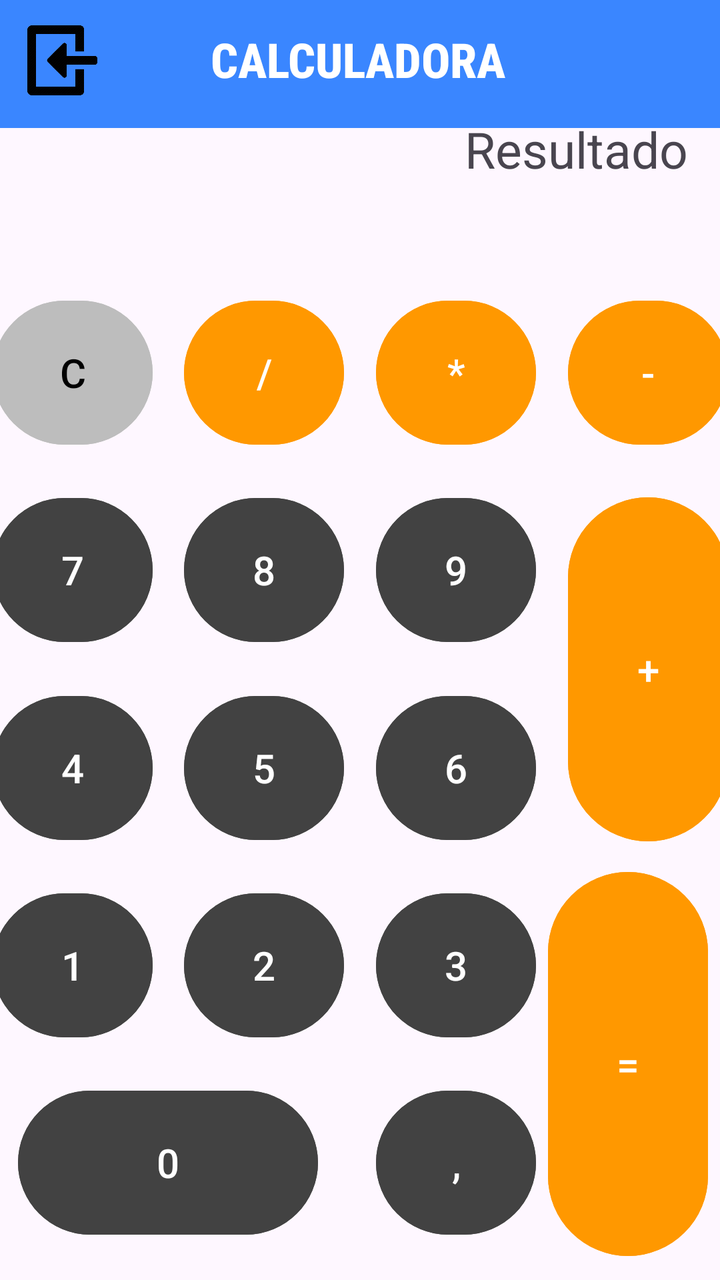
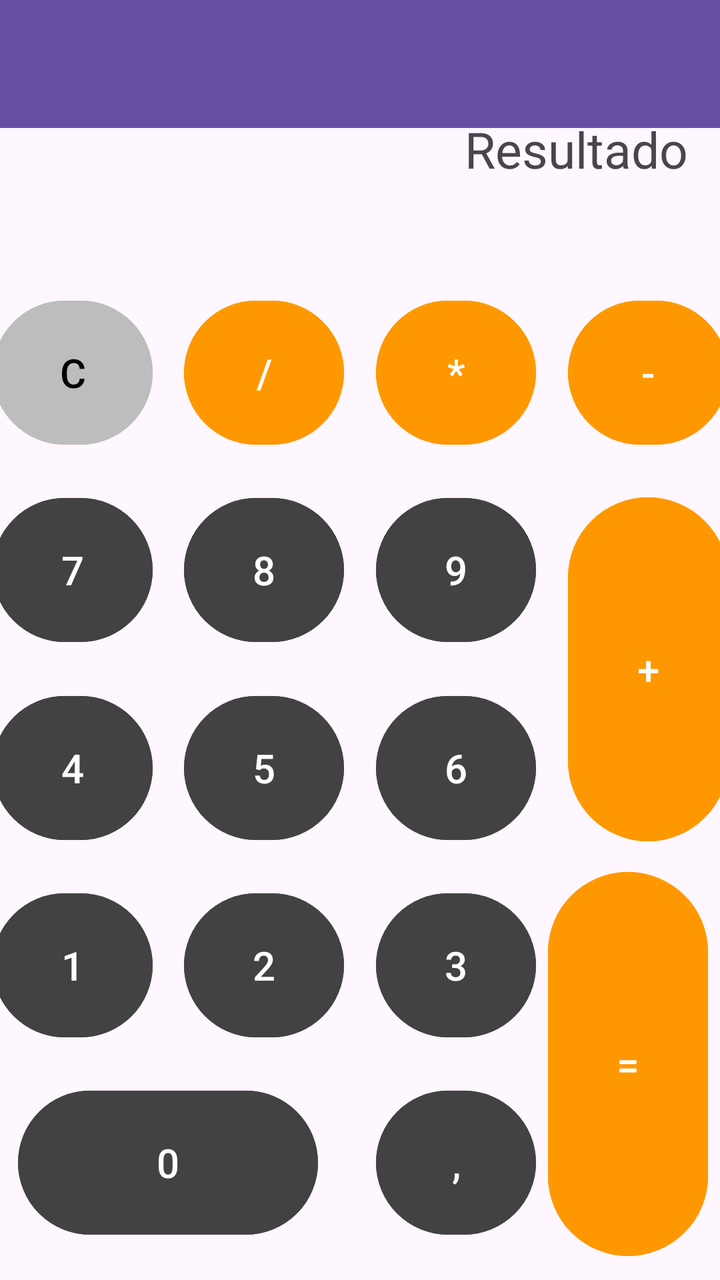

Screens rendered from an Android XML layout before and after an edit, with the pre-edit source and the edit as a unified diff.
<!-- AndroidManifest.xml: application theme Theme.PracticaAndroid -->
<!-- res/layout/activity_calculadora.xml -->
<?xml version="1.0" encoding="utf-8"?>
<androidx.constraintlayout.widget.ConstraintLayout xmlns:android="http://schemas.android.com/apk/res/android"
    xmlns:app="http://schemas.android.com/apk/res-auto"
    xmlns:tools="http://schemas.android.com/tools"
    android:id="@+id/main"
    android:layout_width="match_parent"
    android:layout_height="match_parent"
    tools:context=".datosCalculadora.MainActivityCalculadora"
    tools:layout_editor_absoluteX="-3dp"
    tools:layout_editor_absoluteY="48dp">

    <androidx.appcompat.widget.Toolbar
        android:id="@+id/toolbarConversor"
        android:layout_width="match_parent"
        android:layout_height="wrap_content"
        android:background="#3A86FF"
        android:minHeight="?attr/actionBarSize"
        android:theme="?attr/actionBarTheme"
        app:layout_constraintTop_toTopOf="parent"
        app:layout_constraintStart_toStartOf="parent"
        app:layout_constraintEnd_toEndOf="parent" />

    <ImageView
        android:id="@+id/atras"
        android:layout_width="35dp"
        android:layout_height="35dp"
        app:layout_constraintBottom_toBottomOf="parent"
        app:layout_constraintEnd_toEndOf="parent"
        app:layout_constraintHorizontal_bias="0.042"
        app:layout_constraintStart_toStartOf="parent"
        app:layout_constraintTop_toTopOf="parent"
        app:layout_constraintVertical_bias="0.021"
        app:srcCompat="@drawable/atras" />

    <TextView
        android:id="@+id/textView6"
        android:layout_width="wrap_content"
        android:layout_height="wrap_content"
        android:fontFamily="sans-serif-condensed-medium"
        android:gravity="center_horizontal"
        android:text="CALCULADORA"
        android:textAlignment="center"
        android:textColor="@color/white"
        android:textSize="24sp"
        android:textStyle="bold"
        app:layout_constraintBottom_toBottomOf="parent"
        app:layout_constraintEnd_toEndOf="parent"
        app:layout_constraintHorizontal_bias="0.496"
        app:layout_constraintStart_toStartOf="parent"
        app:layout_constraintTop_toTopOf="parent"
        app:layout_constraintVertical_bias="0.022" />

    <TextView
        android:id="@+id/textView"
        android:layout_width="0dp"
        android:layout_height="70dp"
        android:layout_marginStart="16dp"
        android:layout_marginTop="55dp"
        android:layout_marginEnd="16dp"
        android:text="Resultado"
        android:textAlignment="textEnd"
        android:textSize="25sp"
        app:layout_constraintBottom_toTopOf="@+id/bClear"
        app:layout_constraintEnd_toEndOf="parent"
        app:layout_constraintStart_toStartOf="parent"
        app:layout_constraintTop_toTopOf="parent" />

    <Button
        android:id="@+id/bClear"
        android:layout_width="80dp"
        android:layout_height="80dp"
        android:layout_marginStart="16dp"
        android:layout_marginTop="16dp"
        android:layout_marginEnd="16dp"
        android:layout_marginBottom="16dp"
        android:textSize="20sp"
        android:text="C"
        android:backgroundTint="#BDBDBD"
        android:textColor="#000000"
        android:textColorLink="#FFFFFF"
        app:layout_constraintBottom_toTopOf="@+id/bNum7"
        app:layout_constraintEnd_toStartOf="@+id/bDivision"
        app:layout_constraintHorizontal_bias="0.5"
        app:layout_constraintStart_toStartOf="parent"
        app:layout_constraintTop_toBottomOf="@+id/textView" />

    <Button
        android:id="@+id/bMultiplicacion"
        android:layout_width="80dp"
        android:layout_height="80dp"
        android:layout_marginEnd="16dp"
        android:textSize="20sp"
        android:text="*"
        android:backgroundTint="#FF9800"
        android:textColor="#FFFFFF"
        app:layout_constraintBottom_toBottomOf="@+id/bDivision"
        app:layout_constraintEnd_toStartOf="@+id/bResta"
        app:layout_constraintHorizontal_bias="0.5"
        app:layout_constraintStart_toEndOf="@+id/bDivision"
        app:layout_constraintTop_toTopOf="@+id/bDivision" />

    <Button
        android:id="@+id/bNum6"
        android:layout_width="80dp"
        android:layout_height="80dp"
        android:textSize="20sp"
        android:text="6"
        android:backgroundTint="#424242"
        android:textColor="#FFFFFF"
        app:layout_constraintBottom_toBottomOf="@+id/bNum5"
        app:layout_constraintEnd_toEndOf="@+id/bNum9"
        app:layout_constraintStart_toStartOf="@+id/bNum9"
        app:layout_constraintTop_toTopOf="@+id/bNum5"
        app:layout_constraintVertical_bias="0.0" />

    <Button
        android:id="@+id/bComa"
        android:layout_width="80dp"
        android:layout_height="80dp"
        android:textSize="20sp"
        android:text=","
        android:backgroundTint="#424242"
        android:textColor="#FFFFFF"
        app:layout_constraintBottom_toBottomOf="@+id/bNum0"
        app:layout_constraintEnd_toEndOf="@+id/bNum3"
        app:layout_constraintStart_toStartOf="@+id/bNum3"
        app:layout_constraintTop_toTopOf="@+id/bNum0" />

    <Button
        android:id="@+id/bDivision"
        android:layout_width="80dp"
        android:layout_height="80dp"
        android:layout_marginEnd="16dp"
        android:textSize="20sp"
        android:text="/"
        android:backgroundTint="#FF9800"
        android:textColor="#FFFFFF"
        app:layout_constraintBottom_toBottomOf="@+id/bClear"
        app:layout_constraintEnd_toStartOf="@+id/bMultiplicacion"
        app:layout_constraintHorizontal_bias="0.5"
        app:layout_constraintStart_toEndOf="@+id/bClear"
        app:layout_constraintTop_toTopOf="@+id/bClear" />

    <Button
        android:id="@+id/bNum8"
        android:layout_width="80dp"
        android:layout_height="80dp"
        android:textSize="20sp"
        android:text="8"
        android:backgroundTint="#424242"
        android:textColor="#FFFFFF"
        app:layout_constraintBottom_toBottomOf="@+id/bNum7"
        app:layout_constraintEnd_toEndOf="@+id/bDivision"
        app:layout_constraintStart_toStartOf="@+id/bDivision"
        app:layout_constraintTop_toTopOf="@+id/bNum7" />

    <Button
        android:id="@+id/bNum5"
        android:layout_width="80dp"
        android:layout_height="80dp"
        android:textSize="20sp"
        android:text="5"
        android:backgroundTint="#424242"
        android:textColor="#FFFFFF"
        app:layout_constraintBottom_toBottomOf="@+id/bNum4"
        app:layout_constraintEnd_toEndOf="@+id/bNum8"
        app:layout_constraintStart_toStartOf="@+id/bNum8"
        app:layout_constraintTop_toTopOf="@+id/bNum4" />

    <Button
        android:id="@+id/bNum3"
        android:layout_width="80dp"
        android:layout_height="80dp"
        android:textSize="20sp"
        android:text="3"
        android:backgroundTint="#424242"
        android:textColor="#FFFFFF"
        app:layout_constraintBottom_toBottomOf="@+id/bNum2"
        app:layout_constraintEnd_toEndOf="@+id/bNum6"
        app:layout_constraintStart_toStartOf="@+id/bNum6"
        app:layout_constraintTop_toTopOf="@+id/bNum2" />

    <Button
        android:id="@+id/bSuma"
        android:layout_width="80dp"
        android:layout_height="180dp"
        android:backgroundTint="#FF9800"
        android:text="+"
        android:textColor="#FFFFFF"
        android:textSize="20sp"
        app:layout_constraintBottom_toBottomOf="@+id/bNum6"
        app:layout_constraintEnd_toEndOf="@+id/bResta"
        app:layout_constraintStart_toStartOf="@+id/bResta"
        app:layout_constraintTop_toTopOf="@+id/bNum9" />


    <Button
        android:id="@+id/bIgual"
        android:layout_width="80dp"
        android:layout_height="200dp"
        android:layout_marginEnd="16dp"
        android:backgroundTint="#FF9800"
        android:text="="
        android:textColor="#FFFFFF"
        android:textSize="20sp"
        app:layout_constraintBottom_toBottomOf="@+id/bComa"
        app:layout_constraintEnd_toEndOf="parent"
        app:layout_constraintStart_toStartOf="@+id/bSuma"
        app:layout_constraintTop_toTopOf="@+id/bNum3" />

    <Button
        android:id="@+id/bNum9"
        android:layout_width="80dp"
        android:layout_height="80dp"
        android:textSize="20sp"
        android:text="9"
        android:backgroundTint="#424242"
        android:textColor="#FFFFFF"
        app:layout_constraintBottom_toBottomOf="@+id/bNum8"
        app:layout_constraintEnd_toEndOf="@+id/bMultiplicacion"
        app:layout_constraintStart_toStartOf="@+id/bMultiplicacion"
        app:layout_constraintTop_toTopOf="@+id/bNum8" />

    <Button
        android:id="@+id/bNum2"
        android:layout_width="80dp"
        android:layout_height="80dp"
        android:textSize="20sp"
        android:text="2"
        android:backgroundTint="#424242"
        android:textColor="#FFFFFF"
        app:layout_constraintBottom_toBottomOf="@+id/bNum1"
        app:layout_constraintEnd_toEndOf="@+id/bNum5"
        app:layout_constraintStart_toStartOf="@+id/bNum5"
        app:layout_constraintTop_toTopOf="@+id/bNum1" />

    <Button
        android:id="@+id/bResta"
        android:layout_width="80dp"
        android:layout_height="80dp"
        android:layout_marginEnd="16dp"
        android:backgroundTint="#FF9800"
        android:text="-"
        android:textColor="#FFFFFF"
        android:textSize="20sp"
        app:layout_constraintBottom_toBottomOf="@+id/bMultiplicacion"
        app:layout_constraintEnd_toEndOf="parent"
        app:layout_constraintHorizontal_bias="0.5"
        app:layout_constraintStart_toEndOf="@+id/bMultiplicacion"
        app:layout_constraintTop_toTopOf="@+id/bMultiplicacion" />

    <Button
        android:id="@+id/bNum7"
        android:layout_width="80dp"
        android:layout_height="80dp"
        android:layout_marginBottom="16dp"
        android:textSize="20sp"
        android:text="7"
        android:backgroundTint="#424242"
        android:textColor="#FFFFFF"
        app:layout_constraintBottom_toTopOf="@+id/bNum4"
        app:layout_constraintEnd_toEndOf="@+id/bClear"
        app:layout_constraintStart_toStartOf="@+id/bClear"
        app:layout_constraintTop_toBottomOf="@+id/bClear" />

    <Button
        android:id="@+id/bNum4"
        android:layout_width="80dp"
        android:layout_height="80dp"
        android:layout_marginBottom="16dp"
        android:textSize="20sp"
        android:text="4"
        android:backgroundTint="#424242"
        android:textColor="#FFFFFF"
        app:layout_constraintBottom_toTopOf="@+id/bNum1"
        app:layout_constraintEnd_toEndOf="@+id/bNum7"
        app:layout_constraintStart_toStartOf="@+id/bNum7"
        app:layout_constraintTop_toBottomOf="@+id/bNum7" />

    <Button
        android:id="@+id/bNum0"
        android:layout_width="150dp"
        android:layout_height="80dp"
        android:layout_marginBottom="16dp"
        android:backgroundTint="#424242"
        android:text="0"
        android:textColor="#FFFFFF"
        android:textSize="20sp"
        app:layout_constraintBottom_toBottomOf="parent"
        app:layout_constraintEnd_toEndOf="@+id/bNum2"
        app:layout_constraintStart_toStartOf="@+id/bNum1"
        app:layout_constraintTop_toBottomOf="@+id/bNum1" />

    <Button
        android:id="@+id/bNum1"
        android:layout_width="80dp"
        android:layout_height="80dp"
        android:layout_marginBottom="16dp"
        android:textSize="20sp"
        android:text="1"
        android:backgroundTint="#424242"
        android:textColor="#FFFFFF"
        app:layout_constraintBottom_toTopOf="@+id/bNum0"
        app:layout_constraintEnd_toEndOf="@+id/bNum4"
        app:layout_constraintStart_toStartOf="@+id/bNum4"
        app:layout_constraintTop_toBottomOf="@+id/bNum4" />

</androidx.constraintlayout.widget.ConstraintLayout>
<!-- resources referenced by this layout -->
<resources>
  <color name="white">#FFFFFFFF</color>
  <!-- drawable atras: png bitmap (drawable, 29389 bytes) -->
  <style name="Theme.PracticaAndroid" parent="Base.Theme.PracticaAndroid" />
  <style name="Base.Theme.PracticaAndroid" parent="Theme.Material3.DayNight.NoActionBar">
          
          
      </style>
</resources>

<!-- the commit's change to res/layout/activity_calculadora.xml (unified diff, before → after) -->
@@ -5,50 +5,20 @@
     android:id="@+id/main"
     android:layout_width="match_parent"
     android:layout_height="match_parent"
-    tools:context=".datosCalculadora.MainActivityCalculadora"
+    tools:context=".datosCalculadora.CalculadoraActivity"
     tools:layout_editor_absoluteX="-3dp"
     tools:layout_editor_absoluteY="48dp">
 
     <androidx.appcompat.widget.Toolbar
-        android:id="@+id/toolbarConversor"
+        android:id="@+id/toolbarCalculadora"
         android:layout_width="match_parent"
         android:layout_height="wrap_content"
-        android:background="#3A86FF"
+        android:background="?attr/colorPrimary"
         android:minHeight="?attr/actionBarSize"
         android:theme="?attr/actionBarTheme"
-        app:layout_constraintTop_toTopOf="parent"
+        app:layout_constraintEnd_toEndOf="parent"
         app:layout_constraintStart_toStartOf="parent"
-        app:layout_constraintEnd_toEndOf="parent" />
-
-    <ImageView
-        android:id="@+id/atras"
-        android:layout_width="35dp"
-        android:layout_height="35dp"
-        app:layout_constraintBottom_toBottomOf="parent"
-        app:layout_constraintEnd_toEndOf="parent"
-        app:layout_constraintHorizontal_bias="0.042"
-        app:layout_constraintStart_toStartOf="parent"
-        app:layout_constraintTop_toTopOf="parent"
-        app:layout_constraintVertical_bias="0.021"
-        app:srcCompat="@drawable/atras" />
-
-    <TextView
-        android:id="@+id/textView6"
-        android:layout_width="wrap_content"
-        android:layout_height="wrap_content"
-        android:fontFamily="sans-serif-condensed-medium"
-        android:gravity="center_horizontal"
-        android:text="CALCULADORA"
-        android:textAlignment="center"
-        android:textColor="@color/white"
-        android:textSize="24sp"
-        android:textStyle="bold"
-        app:layout_constraintBottom_toBottomOf="parent"
-        app:layout_constraintEnd_toEndOf="parent"
-        app:layout_constraintHorizontal_bias="0.496"
-        app:layout_constraintStart_toStartOf="parent"
-        app:layout_constraintTop_toTopOf="parent"
-        app:layout_constraintVertical_bias="0.022" />
+        app:layout_constraintTop_toTopOf="parent" />
 
     <TextView
         android:id="@+id/textView"
<!-- resource entries referenced after the edit -->
@@ -1,7 +1,5 @@
 <!-- resources referenced by this layout -->
 <resources>
-  <color name="white">#FFFFFFFF</color>
-  <!-- drawable atras: png bitmap (drawable, 29389 bytes) -->
   <style name="Theme.PracticaAndroid" parent="Base.Theme.PracticaAndroid" />
   <style name="Base.Theme.PracticaAndroid" parent="Theme.Material3.DayNight.NoActionBar">
           
